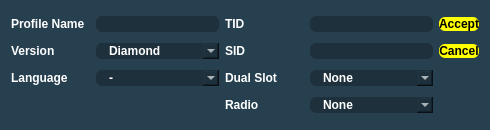
Above: Forms/Gen4/ProfileManager4NewEdit.ui from Admiral-Fish/PokeFinder before the change. Below: the same form after it.
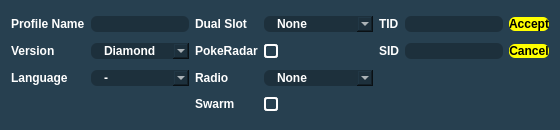
That is the form after the change. Custom widgets are drawn as their Qt base class.

```diff
--- a/Forms/Gen4/ProfileManager4NewEdit.ui
+++ b/Forms/Gen4/ProfileManager4NewEdit.ui
@@ -6,7 +6,7 @@
    <rect>
     <x>0</x>
     <y>0</y>
-    <width>490</width>
+    <width>560</width>
     <height>130</height>
    </rect>
   </property>
@@ -18,13 +18,13 @@
   </property>
   <property name="minimumSize">
    <size>
-    <width>490</width>
+    <width>560</width>
     <height>130</height>
    </size>
   </property>
   <property name="maximumSize">
    <size>
-    <width>490</width>
+    <width>560</width>
     <height>130</height>
    </size>
   </property>
@@ -135,23 +135,64 @@
     </widget>
    </item>
    <item row="0" column="2">
-    <widget class="QLabel" name="labelTID">
+    <widget class="QLabel" name="labelDualSlot">
      <property name="text">
-      <string>TID</string>
+      <string>Dual Slot</string>
      </property>
     </widget>
    </item>
    <item row="0" column="3">
-    <widget class="QTextBox" name="textBoxTID">
-     <property name="sizePolicy">
-      <sizepolicy hsizetype="Preferred" vsizetype="Fixed">
-       <horstretch>0</horstretch>
-       <verstretch>0</verstretch>
-      </sizepolicy>
-     </property>
+    <widget class="QComboBox" name="comboBoxDualSlot">
+     <item>
+      <property name="text">
+       <string>None</string>
+      </property>
+     </item>
+     <item>
+      <property name="text">
+       <string>Ruby</string>
+      </property>
+     </item>
+     <item>
+      <property name="text">
+       <string>Sapphire</string>
+      </property>
+     </item>
+     <item>
+      <property name="text">
+       <string>Fire Red</string>
+      </property>
+     </item>
+     <item>
+      <property name="text">
+       <string>Leaf Green</string>
+      </property>
+     </item>
+     <item>
+      <property name="text">
+       <string>Emerald</string>
+      </property>
+     </item>
     </widget>
    </item>
    <item row="0" column="4">
+    <widget class="QLabel" name="labelTID">
+     <property name="text">
+      <string>TID</string>
+     </property>
+    </widget>
+   </item>
+   <item row="0" column="5">
+    <widget class="TextBox" name="textBoxTID">
+     <property name="sizePolicy">
+      <sizepolicy hsizetype="Preferred" vsizetype="Fixed">
+       <horstretch>0</horstretch>
+       <verstretch>0</verstretch>
+      </sizepolicy>
+     </property>
+    </widget>
+   </item>
+   <item row="0" column="6">
     <widget class="QPushButton" name="pushButtonAccept">
      <property name="sizePolicy">
       <sizepolicy hsizetype="Fixed" vsizetype="Fixed">
@@ -207,23 +248,37 @@
     </widget>
    </item>
    <item row="1" column="2">
-    <widget class="QLabel" name="labelSID">
+    <widget class="QLabel" name="labelRadar">
      <property name="text">
-      <string>SID</string>
+      <string>PokeRadar</string>
      </property>
     </widget>
    </item>
    <item row="1" column="3">
-    <widget class="QTextBox" name="textBoxSID">
-     <property name="sizePolicy">
-      <sizepolicy hsizetype="Preferred" vsizetype="Fixed">
-       <horstretch>0</horstretch>
-       <verstretch>0</verstretch>
-      </sizepolicy>
+    <widget class="QCheckBox" name="checkBoxRadar">
+     <property name="text">
+      <string/>
      </property>
     </widget>
    </item>
    <item row="1" column="4">
+    <widget class="QLabel" name="labelSID">
+     <property name="text">
+      <string>SID</string>
+     </property>
+    </widget>
+   </item>
+   <item row="1" column="5">
+    <widget class="TextBox" name="textBoxSID">
+     <property name="sizePolicy">
+      <sizepolicy hsizetype="Preferred" vsizetype="Fixed">
+       <horstretch>0</horstretch>
+       <verstretch>0</verstretch>
+      </sizepolicy>
+     </property>
+    </widget>
+   </item>
+   <item row="1" column="6">
     <widget class="QPushButton" name="pushButtonCancel">
      <property name="sizePolicy">
       <sizepolicy hsizetype="Fixed" vsizetype="Fixed">
@@ -289,54 +344,13 @@
     </widget>
    </item>
    <item row="2" column="2">
-    <widget class="QLabel" name="labelDualSlot">
-     <property name="text">
-      <string>Dual Slot</string>
-     </property>
-    </widget>
-   </item>
-   <item row="2" column="3">
-    <widget class="QComboBox" name="comboBoxDualSlot">
-     <item>
-      <property name="text">
-       <string>None</string>
-      </property>
-     </item>
-     <item>
-      <property name="text">
-       <string>Ruby</string>
-      </property>
-     </item>
-     <item>
-      <property name="text">
-       <string>Sapphire</string>
-      </property>
-     </item>
-     <item>
-      <property name="text">
-       <string>Fire Red</string>
-      </property>
-     </item>
-     <item>
-      <property name="text">
-       <string>Leaf Green</string>
-      </property>
-     </item>
-     <item>
-      <property name="text">
-       <string>Emerald</string>
-      </property>
-     </item>
-    </widget>
-   </item>
-   <item row="3" column="2">
-    <widget class="QLabel" name="label_2">
+    <widget class="QLabel" name="labelRadio">
      <property name="text">
       <string>Radio</string>
      </property>
     </widget>
    </item>
-   <item row="3" column="3">
+   <item row="2" column="3">
     <widget class="QComboBox" name="comboBoxRadio">
      <property name="enabled">
       <bool>false</bool>
@@ -358,13 +372,27 @@
      </item>
     </widget>
    </item>
+   <item row="3" column="2">
+    <widget class="QLabel" name="labelSwarm">
+     <property name="text">
+      <string>Swarm</string>
+     </property>
+    </widget>
+   </item>
+   <item row="3" column="3">
+    <widget class="QCheckBox" name="checkBoxSwarm">
+     <property name="text">
+      <string/>
+     </property>
+    </widget>
+   </item>
   </layout>
  </widget>
  <customwidgets>
   <customwidget>
-   <class>QTextBox</class>
+   <class>TextBox</class>
    <extends>QLineEdit</extends>
-   <header>Forms/Controls/QTextBox.hpp</header>
+   <header>Forms/Controls/TextBox.hpp</header>
   </customwidget>
  </customwidgets>
  <tabstops>
```
